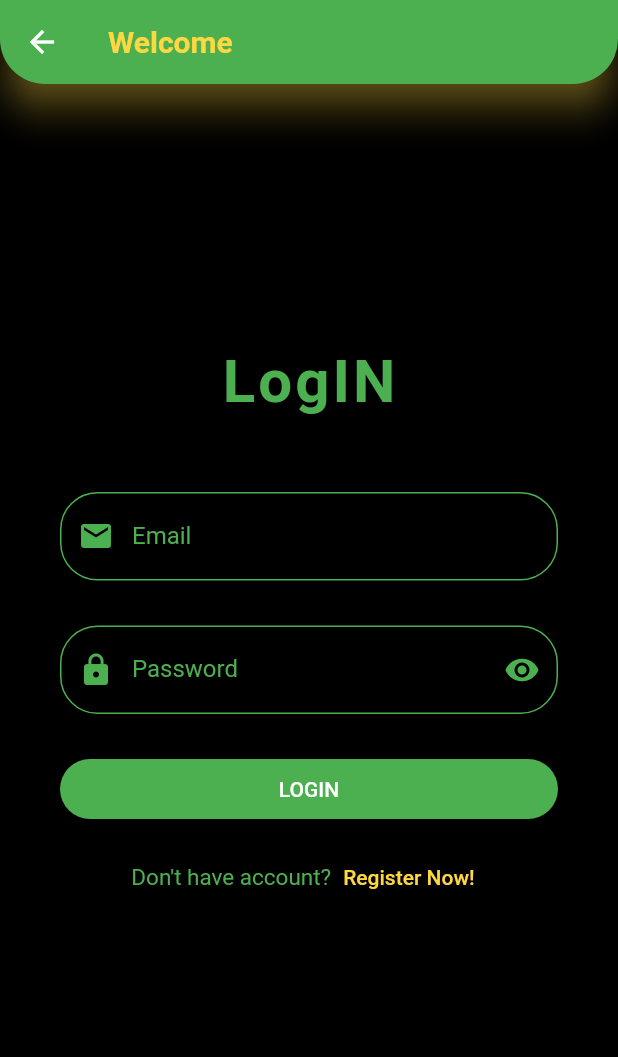
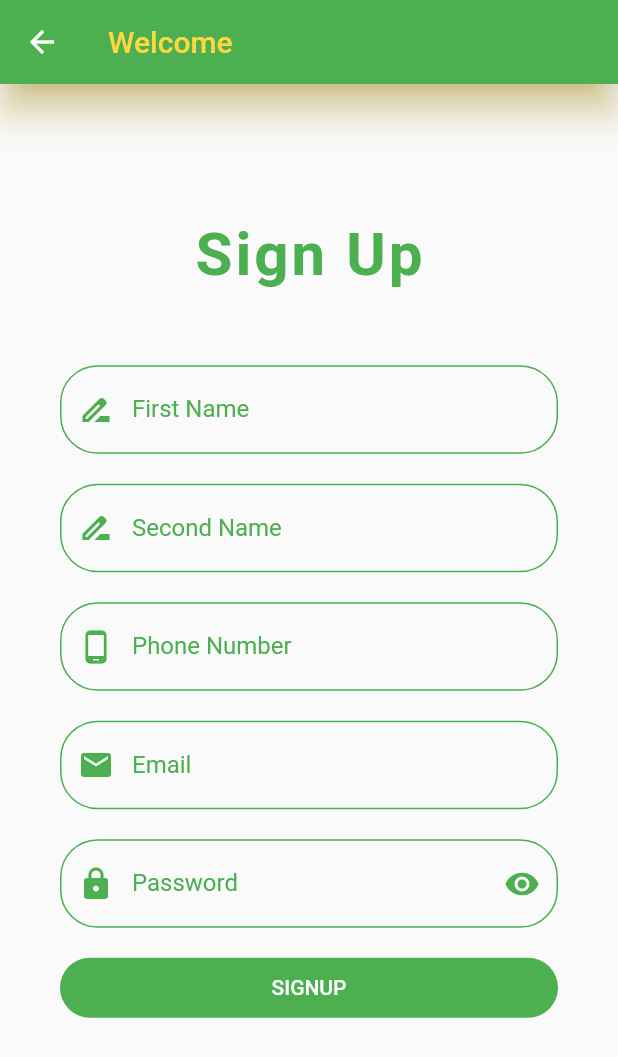
Before and after one commit to MostafaMagdy20/Flutter_Udemy, a Flutter app: the LogIN screen opened directly, after a tap on "Register Now!", on a phone screen of 412 x 824 dp. Shown: the top 1057 px of the screen. Run offline on Flutter 3.47's test engine with Material 2 defaults, Android fonts, the phone set to English and light mode, and no system bars; our stand-ins replace bloc, conditional_builder_null_safety, curved_navigation_bar, dio, flutter_bloc, hexcolor and 3 more; accounts and stored records are empty; network calls fail.

Commit message:
Update Screens

```diff
--- /dev/null
+++ b/lib/modules/Log&Reg/Register_Screen.dart
@@ -0,0 +1,185 @@
+import 'package:flutter/material.dart';
+import 'package:flutter_course/shared/components/components.dart';
+
+class Register extends StatefulWidget
+{
+  @override
+  State<Register> createState() => _RegisterState();
+}
+
+class _RegisterState extends State<Register> {
+
+  var firstNamecon = TextEditingController();
+  var secondNamecon = TextEditingController();
+  var phoneNOcon = TextEditingController();
+  var emailcon = TextEditingController();
+  var passcon  = TextEditingController();
+  var formkey = GlobalKey<FormState>();
+  bool isPassword = true;
+
+  @override
+  Widget build(BuildContext context) {
+    return Scaffold(
+      appBar: AppBar(
+        backgroundColor: Colors.green,
+        elevation: 10.0,
+        shadowColor: Colors.amberAccent[200],
+        title: Text(
+          'Welcome',
+          style: TextStyle(
+              color: Colors.amberAccent[200]
+          ),
+        ),
+      ),
+      body: Padding(
+        padding: const EdgeInsets.only(
+            bottom: 40.0,
+            left: 40.0,
+            right: 40.0
+        ),
+        child: Center(
+          child: SingleChildScrollView(
+            child: Form(
+              key: formkey,
+              child: Column(
+                crossAxisAlignment: CrossAxisAlignment.center,
+                children:
+                [
+                  const Text(
+                    'Sign Up',
+                    style: TextStyle(
+                        fontSize: 40.0,
+                        letterSpacing: 2.0,
+                        fontWeight: FontWeight.bold,
+                        color: Colors.green
+                    ),
+                  ),
+                  const SizedBox(
+                    height: 50.0,
+                  ),
+                  defaultTFF(
+                      controller: firstNamecon,
+                      borderRadius: 25.0,
+                      type: TextInputType.text,
+                      label: 'First Name',
+                      prefix: Icons.drive_file_rename_outline,
+                      validator: (value)
+                      {
+                        if(value!.isEmpty)
+                        {
+                          return('First Name must be found');
+                        }
+                      }
+                  ),
+                  const SizedBox(
+                    height: 20.0,
+                  ),
+                  defaultTFF(
+                      controller: secondNamecon,
+                      borderRadius: 25.0,
+                      type: TextInputType.text,
+                      label: 'Second Name',
+                      prefix: Icons.drive_file_rename_outline,
+                      validator: (value)
+                      {
+                        if(value!.isEmpty)
+                        {
+                          return('Second Name must be found');
+                        }
+                      }
+                  ),
+                  const SizedBox(
+                    height: 20.0,
+                  ),
+                  defaultTFF(
+                      controller: phoneNOcon,
+                      borderRadius: 25.0,
+                      type: TextInputType.phone,
+                      label: 'Phone Number',
+                      prefix: Icons.phone_android,
+                      validator: (value)
+                      {
+                        if(value!.isEmpty)
+                        {
+                          return('Phone Number must be found');
+                        }
+                      }
+                  ),
+                  const SizedBox(
+                    height: 20.0,
+                  ),
+                  defaultTFF(
+                      controller: emailcon,
+                      borderRadius: 25.0,
+                      onchange: (value)
+                      {
+                        print(value);
+                      },
+                      type: TextInputType.emailAddress,
+                      label: 'Email',
+                      prefix: Icons.email,
+                      validator: (value)
+                      {
+                        if(value!.isEmpty)
+                        {
+                          return('Email must be found');
+                        }
+                      }
+                  ),
+                  const SizedBox(
+                    height: 20.0,
+                  ),
+                  defaultTFF(
+                      controller: passcon,
+                      borderRadius: 25.0,
+                      onchange: (value)
+                      {
+                        print(value);
+                      },
+                      type: TextInputType.phone,
+                      label: 'Password',
+                      prefix: Icons.lock,
+                      obscure: isPassword,
+                      suffix: isPassword ? Icons.visibility : Icons.visibility_off,
+                      suffixOnpressd: ()
+                      {
+                        setState(()
+                        {
+                          isPassword = !isPassword;
+                        });
+                      },
+                      validator: (value)
+                      {
+                        if(value!.isEmpty)
+                        {
+                          return('password must be found');
+                        }
+                      }
+                  ),
+                  const SizedBox(
+                    height: 20.0,
+                  ),
+                  defaultButton(
+                    function: ()
+                    {
+                      if (formkey.currentState!.validate())
+                      {
+                        print(emailcon);
+                        print(passcon);
+                      }
+                    },
+                    text: 'SignUp',
+                    radius: 20.0,
+                  ),
+                  const SizedBox(
+                    height: 15.0,
+                  ),
+                ],
+              ),
+            ),
+          ),
+        ),
+      ),
+    );
+  }
+}
```
Also changed, not shown: lib/main.dart (+81 -81 lines), lib/modules/BMI App/bmi result/BMI_result_screen.dart (+5 -5 lines), lib/modules/Log&Reg/Log_in_Screen.dart (renamed from lib/modules/login/Log_in_Screen.dart, +7 -3 lines), lib/modules/home/home.dart (+6 -76 lines).
